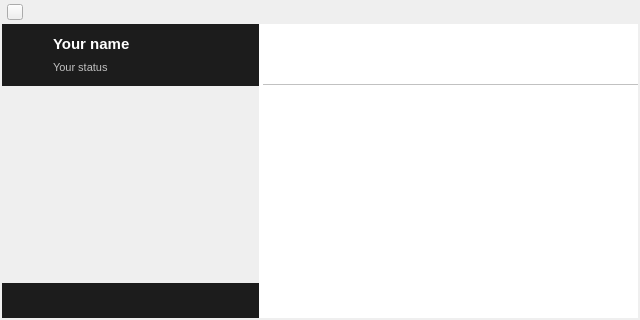
qTox/qTox, file widget.ui: the form before one commit.
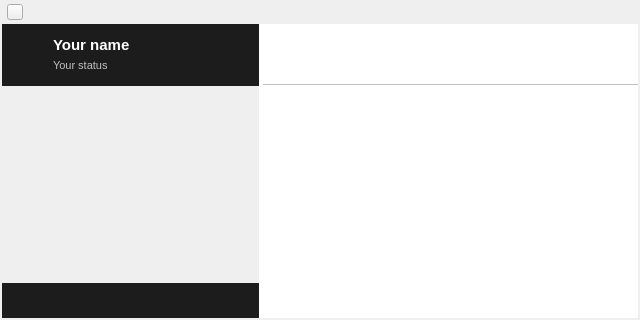
The form after the commit. Icons and pictures are not drawn. Custom widgets are drawn as their Qt base class.

Commit message: Fix header spacing in widget.ui

What changed in the file:
```diff
--- a/widget.ui
+++ b/widget.ui
@@ -1495,6 +1495,9 @@
             </item>
             <item>
              <layout class="QVBoxLayout" name="verticalLayout">
+              <property name="spacing">
+               <number>0</number>
+              </property>
               <item>
                <widget class="EditableLabelWidget" name="nameLabel">
                 <property name="enabled">
```
The commit also changes 1 other file.
